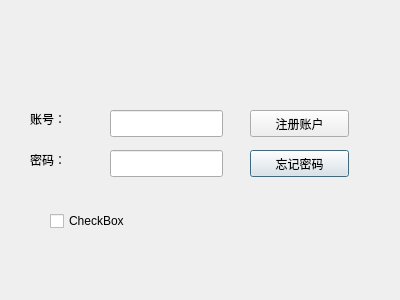
The window that logindialog.ui (aiguoyiyuan/vpn_linux) describes before a commit, drawn with Qt 5.
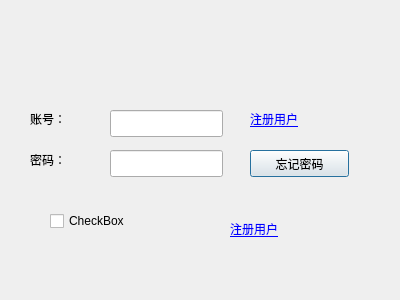
The same window after the commit.

```diff
--- a/logindialog.ui
+++ b/logindialog.ui
@@ -72,22 +72,6 @@
     <string>忘记密码</string>
    </property>
   </widget>
-  <widget class="QPushButton" name="signinButton">
-   <property name="geometry">
-    <rect>
-     <x>250</x>
-     <y>110</y>
-     <width>99</width>
-     <height>27</height>
-    </rect>
-   </property>
-   <property name="locale">
-    <locale language="English" country="UnitedStates"/>
-   </property>
-   <property name="text">
-    <string>注册账户</string>
-   </property>
-  </widget>
   <widget class="QCheckBox" name="checkBox">
    <property name="geometry">
     <rect>
@@ -101,6 +85,38 @@
     <string>CheckBox</string>
    </property>
   </widget>
+  <widget class="QLabel" name="urllabel">
+   <property name="geometry">
+    <rect>
+     <x>230</x>
+     <y>220</y>
+     <width>60</width>
+     <height>19</height>
+    </rect>
+   </property>
+   <property name="text">
+    <string>&lt;html&gt;&lt;head/&gt;&lt;body&gt;&lt;p&gt;&lt;a href=&quot;https://www.grjsq.im/component/user/?task=register&quot;&gt;&lt;span style=&quot; text-decoration: underline; color:#0000ff;&quot;&gt;注册用户&lt;/span&gt;&lt;/a&gt;&lt;/p&gt;&lt;/body&gt;&lt;/html&gt;</string>
+   </property>
+   <property name="openExternalLinks">
+    <bool>true</bool>
+   </property>
+  </widget>
+  <widget class="QLabel" name="label_3">
+   <property name="geometry">
+    <rect>
+     <x>250</x>
+     <y>110</y>
+     <width>67</width>
+     <height>17</height>
+    </rect>
+   </property>
+   <property name="text">
+    <string>&lt;html&gt;&lt;head/&gt;&lt;body&gt;&lt;p&gt;&lt;a href=&quot;http://www.douban.com/&quot;&gt;&lt;span style=&quot; text-decoration: underline; color:#0000ff;&quot;&gt;注册用户&lt;/span&gt;&lt;/a&gt;&lt;/p&gt;&lt;/body&gt;&lt;/html&gt;</string>
+   </property>
+   <property name="openExternalLinks">
+    <bool>true</bool>
+   </property>
+  </widget>
  </widget>
  <layoutdefault spacing="6" margin="11"/>
  <resources/>
```
